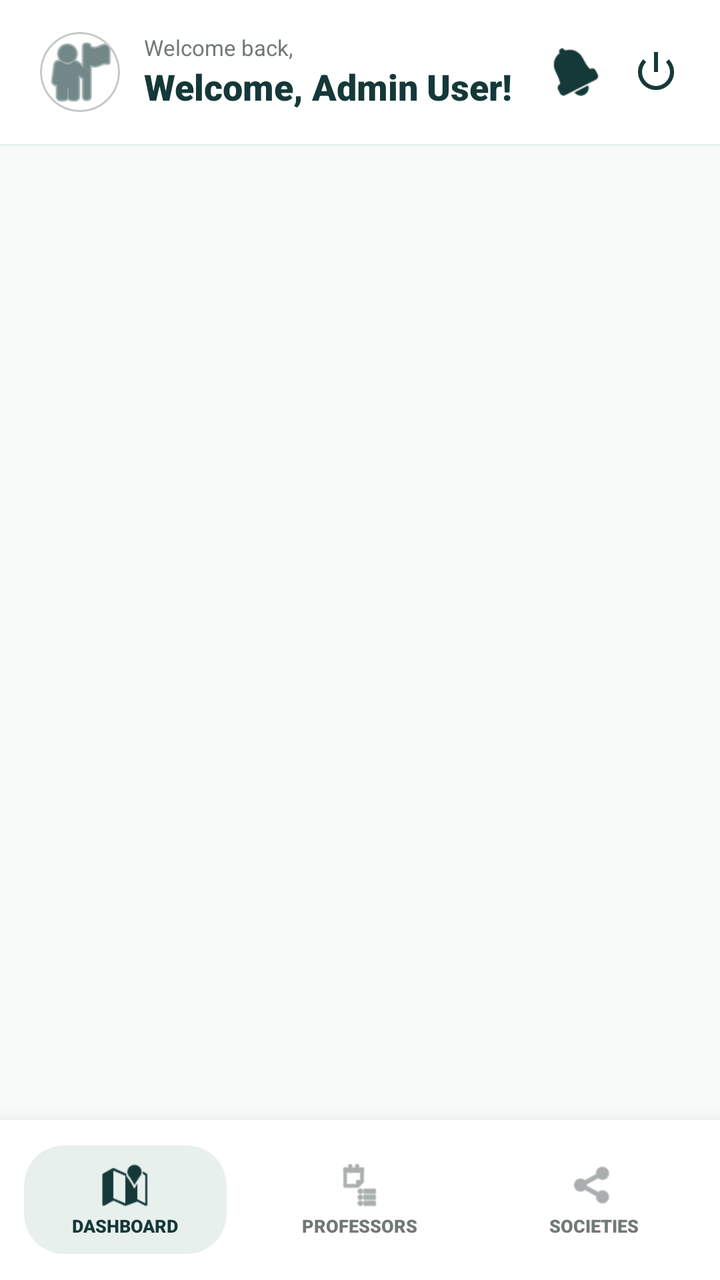
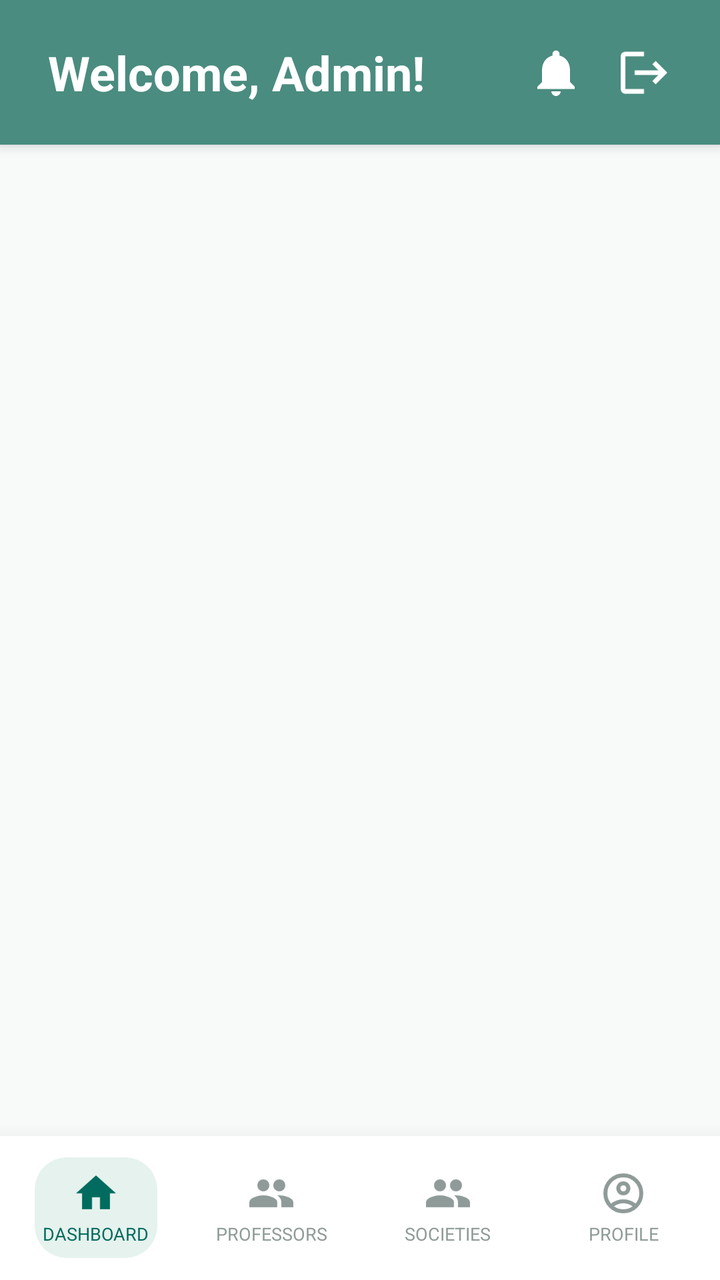

Before-and-after screenshots of an Android layout around one commit, followed by the original layout XML and the change that was made.
<!-- AndroidManifest.xml: application theme Theme.CampusBiome -->
<!-- res/layout/activity_admin_dashboard.xml -->
<?xml version="1.0" encoding="utf-8"?>
    <androidx.drawerlayout.widget.DrawerLayout xmlns:android="http://schemas.android.com/apk/res/android"
    xmlns:app="http://schemas.android.com/apk/res-auto"
    xmlns:tools="http://schemas.android.com/tools"
    android:id="@+id/drawer_layout"
    android:layout_width="match_parent"
    android:layout_height="match_parent"
    android:background="#F8FAFA"
    tools:context=".AdminDashboardActivity">

    <androidx.constraintlayout.widget.ConstraintLayout
        android:id="@+id/main"
        android:layout_width="match_parent"
        android:layout_height="match_parent">

        
        <LinearLayout
            android:id="@+id/topBar"
            android:layout_width="match_parent"
            android:layout_height="72dp"
            android:background="#FFFFFF"
            android:gravity="center_vertical"
            android:orientation="horizontal"
            android:paddingHorizontal="20dp"
            app:layout_constraintTop_toTopOf="parent">

            <com.google.android.material.card.MaterialCardView
                android:id="@+id/cardProfile"
                android:layout_width="40dp"
                android:layout_height="40dp"
                app:cardCornerRadius="20dp"
                app:cardElevation="0dp"
                app:strokeColor="#C1C8C7"
                app:strokeWidth="1dp">
                <ImageView
                    android:id="@+id/ivProfile"
                    android:layout_width="match_parent"
                    android:layout_height="match_parent"
                    android:scaleType="centerCrop"
                    android:src="@android:drawable/ic_menu_myplaces"
                    app:tint="#153838" />
            </com.google.android.material.card.MaterialCardView>

            <LinearLayout
                android:layout_width="0dp"
                android:layout_height="wrap_content"
                android:layout_marginStart="12dp"
                android:layout_weight="1"
                android:orientation="vertical">
                <TextView
                    android:layout_width="wrap_content"
                    android:layout_height="wrap_content"
                    android:text="Welcome back,"
                    android:textColor="#717878"
                    android:textSize="11sp" />
                <TextView
                    android:id="@+id/tvWelcomeUser"
                    android:layout_width="wrap_content"
                    android:layout_height="wrap_content"
                    android:fontFamily="sans-serif-black"
                    android:text="Welcome, Admin User!"
                    android:textColor="#153838"
                    android:textSize="18sp" />
            </LinearLayout>

            <ImageView
                android:id="@+id/btnNotifications"
                android:layout_width="24dp"
                android:layout_height="24dp"
                android:layout_marginEnd="16dp"
                android:background="?attr/selectableItemBackgroundBorderless"
                android:src="@android:drawable/ic_popup_reminder"
                app:tint="#153838" />

            <ImageView
                android:id="@+id/btnLogout"
                android:layout_width="24dp"
                android:layout_height="24dp"
                android:background="?attr/selectableItemBackgroundBorderless"
                android:src="@android:drawable/ic_lock_power_off"
                app:tint="#153838" />
        </LinearLayout>

        <View
            android:id="@+id/divider"
            android:layout_width="match_parent"
            android:layout_height="1dp"
            android:background="#E8F0EE"
            app:layout_constraintTop_toBottomOf="@id/topBar" />

        <FrameLayout
            android:id="@+id/fragment_container"
            android:layout_width="0dp"
            android:layout_height="0dp"
            app:layout_constraintTop_toBottomOf="@id/divider"
            app:layout_constraintBottom_toTopOf="@id/bottomNav"
            app:layout_constraintStart_toStartOf="parent"
            app:layout_constraintEnd_toEndOf="parent" />

        
        <LinearLayout
            android:id="@+id/bottomNav"
            android:layout_width="match_parent"
            android:layout_height="80dp"
            android:background="#FFFFFF"
            android:elevation="16dp"
            android:gravity="center"
            android:orientation="horizontal"
            android:paddingHorizontal="4dp"
            app:layout_constraintBottom_toBottomOf="parent">

            <LinearLayout
                android:id="@+id/navHome"
                android:layout_width="0dp"
                android:layout_height="match_parent"
                android:layout_weight="1"
                android:gravity="center">
                <com.google.android.material.card.MaterialCardView
                    android:id="@+id/navHomeCard"
                    android:layout_width="wrap_content"
                    android:layout_height="wrap_content"
                    app:cardBackgroundColor="#E8F0EE"
                    app:cardCornerRadius="20dp"
                    app:cardElevation="0dp">
                    <LinearLayout
                        android:layout_width="wrap_content"
                        android:layout_height="wrap_content"
                        android:gravity="center"
                        android:orientation="vertical"
                        android:paddingHorizontal="24dp"
                        android:paddingVertical="8dp">
                        <ImageView
                            android:id="@+id/navHomeIcon"
                            android:layout_width="24dp"
                            android:layout_height="24dp"
                            android:src="@android:drawable/ic_dialog_map"
                            app:tint="#153838" />
                        <TextView
                            android:id="@+id/navHomeText"
                            android:layout_width="wrap_content"
                            android:layout_height="wrap_content"
                            android:layout_marginTop="2dp"
                            android:fontFamily="sans-serif-black"
                            android:text="DASHBOARD"
                            android:textColor="#153838"
                            android:textSize="9sp" />
                    </LinearLayout>
                </com.google.android.material.card.MaterialCardView>
            </LinearLayout>

            <LinearLayout
                android:id="@+id/navProfessors"
                android:layout_width="0dp"
                android:layout_height="match_parent"
                android:layout_weight="1"
                android:gravity="center">
                <com.google.android.material.card.MaterialCardView
                    android:id="@+id/navProfessorsCard"
                    android:layout_width="wrap_content"
                    android:layout_height="wrap_content"
                    app:cardBackgroundColor="@android:color/transparent"
                    app:cardCornerRadius="20dp"
                    app:cardElevation="0dp">
                    <LinearLayout
                        android:layout_width="wrap_content"
                        android:layout_height="wrap_content"
                        android:gravity="center"
                        android:orientation="vertical"
                        android:paddingHorizontal="24dp"
                        android:paddingVertical="8dp">
                        <ImageView
                            android:id="@+id/navProfessorsIcon"
                            android:layout_width="24dp"
                            android:layout_height="24dp"
                            android:src="@android:drawable/ic_menu_agenda"
                            app:tint="#717878" />
                        <TextView
                            android:id="@+id/navProfessorsText"
                            android:layout_width="wrap_content"
                            android:layout_height="wrap_content"
                            android:layout_marginTop="2dp"
                            android:fontFamily="sans-serif-black"
                            android:text="PROFESSORS"
                            android:textColor="#717878"
                            android:textSize="9sp" />
                    </LinearLayout>
                </com.google.android.material.card.MaterialCardView>
            </LinearLayout>

            <LinearLayout
                android:id="@+id/navSocieties"
                android:layout_width="0dp"
                android:layout_height="match_parent"
                android:layout_weight="1"
                android:gravity="center">
                <com.google.android.material.card.MaterialCardView
                    android:id="@+id/navSocietiesCard"
                    android:layout_width="wrap_content"
                    android:layout_height="wrap_content"
                    app:cardBackgroundColor="@android:color/transparent"
                    app:cardCornerRadius="20dp"
                    app:cardElevation="0dp">
                    <LinearLayout
                        android:layout_width="wrap_content"
                        android:layout_height="wrap_content"
                        android:gravity="center"
                        android:orientation="vertical"
                        android:paddingHorizontal="24dp"
                        android:paddingVertical="8dp">
                        <ImageView
                            android:id="@+id/navSocietiesIcon"
                            android:layout_width="24dp"
                            android:layout_height="24dp"
                            android:src="@android:drawable/ic_menu_share"
                            app:tint="#717878" />
                        <TextView
                            android:id="@+id/navSocietiesText"
                            android:layout_width="wrap_content"
                            android:layout_height="wrap_content"
                            android:layout_marginTop="2dp"
                            android:fontFamily="sans-serif-black"
                            android:text="SOCIETIES"
                            android:textColor="#717878"
                            android:textSize="9sp" />
                    </LinearLayout>
                </com.google.android.material.card.MaterialCardView>
            </LinearLayout>
        </LinearLayout>
    </androidx.constraintlayout.widget.ConstraintLayout>

</androidx.drawerlayout.widget.DrawerLayout>
<!-- resources referenced by this layout -->
<resources>
  <!-- unchanged entries left out for length: 5 -->
</resources>

<!-- the commit's change to res/layout/activity_admin_dashboard.xml (unified diff, before → after) -->
@@ -14,85 +14,61 @@
         android:layout_height="match_parent">
 
         
-        <LinearLayout
+        <androidx.constraintlayout.widget.ConstraintLayout
             android:id="@+id/topBar"
             android:layout_width="match_parent"
-            android:layout_height="72dp"
-            android:background="#FFFFFF"
-            android:gravity="center_vertical"
-            android:orientation="horizontal"
-            android:paddingHorizontal="20dp"
+            android:layout_height="wrap_content"
+            android:background="@color/primary"
+            android:paddingHorizontal="24dp"
+            android:paddingVertical="20dp"
+            android:elevation="4dp"
             app:layout_constraintTop_toTopOf="parent">
 
-            <com.google.android.material.card.MaterialCardView
-                android:id="@+id/cardProfile"
-                android:layout_width="40dp"
-                android:layout_height="40dp"
-                app:cardCornerRadius="20dp"
-                app:cardElevation="0dp"
-                app:strokeColor="#C1C8C7"
-                app:strokeWidth="1dp">
-                <ImageView
-                    android:id="@+id/ivProfile"
-                    android:layout_width="match_parent"
-                    android:layout_height="match_parent"
-                    android:scaleType="centerCrop"
-                    android:src="@android:drawable/ic_menu_myplaces"
-                    app:tint="#153838" />
-            </com.google.android.material.card.MaterialCardView>
-
-            <LinearLayout
-                android:layout_width="0dp"
+            <TextView
+                android:id="@+id/tvWelcomeUser"
+                android:layout_width="wrap_content"
                 android:layout_height="wrap_content"
-                android:layout_marginStart="12dp"
-                android:layout_weight="1"
-                android:orientation="vertical">
-                <TextView
-                    android:layout_width="wrap_content"
-                    android:layout_height="wrap_content"
-                    android:text="Welcome back,"
-                    android:textColor="#717878"
-                    android:textSize="11sp" />
-                <TextView
-                    android:id="@+id/tvWelcomeUser"
-                    android:layout_width="wrap_content"
-                    android:layout_height="wrap_content"
-                    android:fontFamily="sans-serif-black"
-                    android:text="Welcome, Admin User!"
-                    android:textColor="#153838"
-                    android:textSize="18sp" />
-            </LinearLayout>
+                android:text="Welcome, Admin!"
+                android:textColor="@color/white"
+                android:textSize="24sp"
+                android:textStyle="bold"
+                app:layout_constraintBottom_toBottomOf="parent"
+                app:layout_constraintStart_toStartOf="parent"
+                app:layout_constraintTop_toTopOf="parent" />
 
             <ImageView
                 android:id="@+id/btnNotifications"
-                android:layout_width="24dp"
-                android:layout_height="24dp"
+                android:layout_width="28dp"
+                android:layout_height="28dp"
                 android:layout_marginEnd="16dp"
                 android:background="?attr/selectableItemBackgroundBorderless"
-                android:src="@android:drawable/ic_popup_reminder"
-                app:tint="#153838" />
+                android:clickable="true"
+                android:focusable="true"
+                android:src="@drawable/ic_notifications"
+                app:tint="@color/white"
+                app:layout_constraintBottom_toBottomOf="parent"
+                app:layout_constraintEnd_toStartOf="@id/btnLogout"
+                app:layout_constraintTop_toTopOf="parent" />
 
             <ImageView
                 android:id="@+id/btnLogout"
-                android:layout_width="24dp"
-                android:layout_height="24dp"
+                android:layout_width="28dp"
+                android:layout_height="28dp"
                 android:background="?attr/selectableItemBackgroundBorderless"
-                android:src="@android:drawable/ic_lock_power_off"
-                app:tint="#153838" />
-        </LinearLayout>
-
-        <View
-            android:id="@+id/divider"
-            android:layout_width="match_parent"
-            android:layout_height="1dp"
-            android:background="#E8F0EE"
-            app:layout_constraintTop_toBottomOf="@id/topBar" />
+                android:clickable="true"
+                android:focusable="true"
+                android:src="@drawable/ic_logout"
+                app:tint="@color/white"
+                app:layout_constraintBottom_toBottomOf="parent"
+                app:layout_constraintEnd_toEndOf="parent"
+                app:layout_constraintTop_toTopOf="parent" />
+        </androidx.constraintlayout.widget.ConstraintLayout>
 
         <FrameLayout
             android:id="@+id/fragment_container"
             android:layout_width="0dp"
             android:layout_height="0dp"
-            app:layout_constraintTop_toBottomOf="@id/divider"
+            app:layout_constraintTop_toBottomOf="@id/topBar"
             app:layout_constraintBottom_toTopOf="@id/bottomNav"
             app:layout_constraintStart_toStartOf="parent"
             app:layout_constraintEnd_toEndOf="parent" />
@@ -101,7 +77,7 @@
         <LinearLayout
             android:id="@+id/bottomNav"
             android:layout_width="match_parent"
-            android:layout_height="80dp"
+            android:layout_height="72dp"
             android:background="#FFFFFF"
             android:elevation="16dp"
             android:gravity="center"
@@ -109,6 +85,7 @@
             android:paddingHorizontal="4dp"
             app:layout_constraintBottom_toBottomOf="parent">
 
+            
             <LinearLayout
                 android:id="@+id/navHome"
                 android:layout_width="0dp"
@@ -119,35 +96,36 @@
                     android:id="@+id/navHomeCard"
                     android:layout_width="wrap_content"
                     android:layout_height="wrap_content"
-                    app:cardBackgroundColor="#E8F0EE"
-                    app:cardCornerRadius="20dp"
-                    app:cardElevation="0dp">
-                    <LinearLayout
-                        android:layout_width="wrap_content"
-                        android:layout_height="wrap_content"
-                        android:gravity="center"
-                        android:orientation="vertical"
-                        android:paddingHorizontal="24dp"
-                        android:paddingVertical="8dp">
+                    app:cardBackgroundColor="#E6F2ED"
+                    app:cardCornerRadius="16dp"
+                    app:cardElevation="0dp">
+                    <LinearLayout
+                        android:layout_width="wrap_content"
+                        android:layout_height="wrap_content"
+                        android:gravity="center"
+                        android:orientation="vertical"
+                        android:paddingHorizontal="4dp"
+                        android:paddingVertical="6dp">
                         <ImageView
                             android:id="@+id/navHomeIcon"
                             android:layout_width="24dp"
                             android:layout_height="24dp"
-                            android:src="@android:drawable/ic_dialog_map"
-                            app:tint="#153838" />
+                            android:src="@drawable/ic_home"
+                            app:tint="#006B5E" />
                         <TextView
                             android:id="@+id/navHomeText"
                             android:layout_width="wrap_content"
                             android:layout_height="wrap_content"
                             android:layout_marginTop="2dp"
-                            android:fontFamily="sans-serif-black"
+                            android:fontFamily="sans-serif-bold"
                             android:text="DASHBOARD"
-                            android:textColor="#153838"
-                            android:textSize="9sp" />
-                    </LinearLayout>
-                </com.google.android.material.card.MaterialCardView>
-            </LinearLayout>
-
+                            android:textColor="#006B5E"
+                            android:textSize="9sp" />
+                    </LinearLayout>
+                </com.google.android.material.card.MaterialCardView>
+            </LinearLayout>
+
+            
             <LinearLayout
                 android:id="@+id/navProfessors"
                 android:layout_width="0dp"
@@ -159,34 +137,35 @@
                     android:layout_width="wrap_content"
                     android:layout_height="wrap_content"
                     app:cardBackgroundColor="@android:color/transparent"
-                    app:cardCornerRadius="20dp"
-                    app:cardElevation="0dp">
-                    <LinearLayout
-                        android:layout_width="wrap_content"
-                        android:layout_height="wrap_content"
-                        android:gravity="center"
-                        android:orientation="vertical"
-                        android:paddingHorizontal="24dp"
-                        android:paddingVertical="8dp">
+                    app:cardCornerRadius="16dp"
+                    app:cardElevation="0dp">
+                    <LinearLayout
+                        android:layout_width="wrap_content"
+                        android:layout_height="wrap_content"
+                        android:gravity="center"
+                        android:orientation="vertical"
+                        android:paddingHorizontal="4dp"
+                        android:paddingVertical="6dp">
                         <ImageView
                             android:id="@+id/navProfessorsIcon"
                             android:layout_width="24dp"
                             android:layout_height="24dp"
-                            android:src="@android:drawable/ic_menu_agenda"
-                            app:tint="#717878" />
+                            android:src="@drawable/ic_faculty"
+                            app:tint="#8F9B99" />
                         <TextView
                             android:id="@+id/navProfessorsText"
                             android:layout_width="wrap_content"
                             android:layout_height="wrap_content"
                             android:layout_marginTop="2dp"
-                            android:fontFamily="sans-serif-black"
+                            android:fontFamily="sans-serif-bold"
                             android:text="PROFESSORS"
-                            android:textColor="#717878"
-                            android:textSize="9sp" />
-                    </LinearLayout>
-                </com.google.android.material.card.MaterialCardView>
-            </LinearLayout>
-
+                            android:textColor="#8F9B99"
+                            android:textSize="9sp" />
+                    </LinearLayout>
+                </com.google.android.material.card.MaterialCardView>
+            </LinearLayout>
+
+            
             <LinearLayout
                 android:id="@+id/navSocieties"
                 android:layout_width="0dp"
@@ -198,29 +177,69 @@
                     android:layout_width="wrap_content"
                     android:layout_height="wrap_content"
                     app:cardBackgroundColor="@android:color/transparent"
-                    app:cardCornerRadius="20dp"
-                    app:cardElevation="0dp">
-                    <LinearLayout
-                        android:layout_width="wrap_content"
-                        android:layout_height="wrap_content"
-                        android:gravity="center"
-                        android:orientation="vertical"
-                        android:paddingHorizontal="24dp"
-                        android:paddingVertical="8dp">
+                    app:cardCornerRadius="16dp"
+                    app:cardElevation="0dp">
+                    <LinearLayout
+                        android:layout_width="wrap_content"
+                        android:layout_height="wrap_content"
+                        android:gravity="center"
+                        android:orientation="vertical"
+                        android:paddingHorizontal="4dp"
+                        android:paddingVertical="6dp">
                         <ImageView
                             android:id="@+id/navSocietiesIcon"
                             android:layout_width="24dp"
                             android:layout_height="24dp"
-                            android:src="@android:drawable/ic_menu_share"
-                            app:tint="#717878" />
+                            android:src="@drawable/ic_societies"
+                            app:tint="#8F9B99" />
                         <TextView
                             android:id="@+id/navSocietiesText"
                             android:layout_width="wrap_content"
                             android:layout_height="wrap_content"
                             android:layout_marginTop="2dp"
-                            android:fontFamily="sans-serif-black"
+                            android:fontFamily="sans-serif-bold"
                             android:text="SOCIETIES"
-                            android:textColor="#717878"
+                            android:textColor="#8F9B99"
+                            android:textSize="9sp" />
+                    </LinearLayout>
+                </com.google.android.material.card.MaterialCardView>
+            </LinearLayout>
+
+            
+            <LinearLayout
+                android:id="@+id/navProfile"
+                android:layout_width="0dp"
+                android:layout_height="match_parent"
+                android:layout_weight="1"
+                android:gravity="center">
+                <com.google.android.material.card.MaterialCardView
+                    android:id="@+id/navProfileCard"
+                    android:layout_width="wrap_content"
+                    android:layout_height="wrap_content"
+                    app:cardBackgroundColor="@android:color/transparent"
+                    app:cardCornerRadius="16dp"
+                    app:cardElevation="0dp">
+                    <LinearLayout
+                        android:layout_width="wrap_content"
+                        android:layout_height="wrap_content"
+                        android:gravity="center"
+                        android:orientation="vertical"
+                        android:paddingHorizontal="4dp"
+                        android:paddingVertical="6dp">
+                        <ImageView
+                            android:id="@+id/navProfileIcon"
+                            android:layout_width="24dp"
+                            android:layout_height="24dp"
+                            android:src="@drawable/ic_profile"
+                            app:tint="#8F9B99" />
+                        <TextView
+                            android:id="@+id/navProfileText"
+                            android:layout_width="wrap_content"
+                            android:layout_height="wrap_content"
+                            android:layout_marginTop="2dp"
+                            android:fontFamily="sans-serif-bold"
+                            android:text="PROFILE"
+                            android:textColor="#8F9B99"
                             android:textSize="9sp" />
                     </LinearLayout>
                 </com.google.android.material.card.MaterialCardView>
<!-- resource entries referenced after the edit -->
@@ -1,5 +1,62 @@
 <!-- resources referenced by this layout -->
 <resources>
+  <color name="white">#FFFFFFFF</color>
+  <!-- drawable ic_faculty (drawable) -->
+  <vector xmlns:android="http://schemas.android.com/apk/res/android"
+      android:width="24dp"
+      android:height="24dp"
+      android:viewportWidth="24"
+      android:viewportHeight="24"
+      android:tint="#000000">
+      <path
+          android:fillColor="@android:color/white"
+          android:pathData="M16,11c1.66,0 2.99,-1.34 2.99,-3S17.66,5 16,5s-3,1.34 -3,3 1.34,3 3,3zM8,11c1.66,0 2.99,-1.34 2.99,-3S9.66,5 8,5 5,6.34 5,8s1.34,3 3,3zM8,13c-2.33,0 -7,1.17 -7,3.5V19h14v-2.5c0,-2.33 -4.67,-3.5 -7,-3.5zM16,13c-0.29,0 -0.62,0.02 -0.97,0.05 1.16,0.84 1.97,1.97 1.97,3.45V19h6v-2.5c0,-2.33 -4.67,-3.5 -7,-3.5z"/>
+  </vector>
+  <!-- drawable ic_home (drawable) -->
+  <vector xmlns:android="http://schemas.android.com/apk/res/android"
+      android:width="24dp"
+      android:height="24dp"
+      android:viewportWidth="24"
+      android:viewportHeight="24"
+      android:tint="#000000">
+      <path
+          android:fillColor="@android:color/white"
+          android:pathData="M10,20v-6h4v6h5v-8h3L12,3 2,12h3v8z"/>
+  </vector>
+  <!-- drawable ic_logout (drawable) -->
+  <vector xmlns:android="http://schemas.android.com/apk/res/android" android:autoMirrored="true" android:height="24dp" android:tint="#000000" android:viewportHeight="24" android:viewportWidth="24" android:width="24dp">
+  
+      <path android:fillColor="@android:color/white" android:pathData="M17,7l-1.41,1.41L18.17,11H8v2h10.17l-2.58,2.58L17,17l5,-5zM4,5h8V3H4c-1.1,0 -2,0.9 -2,2v14c0,1.1 0.9,2 2,2h8v-2H4V5z"/>
+  
+  </vector>
+  <!-- drawable ic_notifications (drawable) -->
+  <vector xmlns:android="http://schemas.android.com/apk/res/android"
+      android:width="24dp"
+      android:height="24dp"
+      android:viewportWidth="24"
+      android:viewportHeight="24"
+      android:tint="#000000">
+      <path
+          android:fillColor="@android:color/white"
+          android:pathData="M12,22c1.1,0 2,-0.9 2,-2h-4c0,1.1 0.9,2 2,2zM18,16v-5c0,-3.07 -1.63,-5.64 -4.5,-6.32V4c0,-0.83 -0.67,-1.5 -1.5,-1.5s-1.5,0.67 -1.5,1.5v0.68C7.64,5.36 6,7.92 6,11v5l-2,2v1h16v-1l-2,-2z"/>
+  </vector>
+  <!-- drawable ic_profile (drawable) -->
+  <vector xmlns:android="http://schemas.android.com/apk/res/android" android:height="24dp" android:tint="#000000" android:viewportHeight="960" android:viewportWidth="960" android:width="24dp">
+  
+      <path android:fillColor="@android:color/white" android:pathData="M234,684Q285,645 348,622.5Q411,600 480,600Q549,600 612,622.5Q675,645 726,684Q761,643 780.5,591Q800,539 800,480Q800,347 706.5,253.5Q613,160 480,160Q347,160 253.5,253.5Q160,347 160,480Q160,539 179.5,591Q199,643 234,684ZM380.5,479.5Q340,439 340,380Q340,321 380.5,280.5Q421,240 480,240Q539,240 579.5,280.5Q620,321 620,380Q620,439 579.5,479.5Q539,520 480,520Q421,520 380.5,479.5ZM480,880Q397,880 324,848.5Q251,817 197,763Q143,709 111.5,636Q80,563 80,480Q80,397 111.5,324Q143,251 197,197Q251,143 324,111.5Q397,80 480,80Q563,80 636,111.5Q709,143 763,197Q817,251 848.5,324Q880,397 880,480Q880,563 848.5,636Q817,709 763,763Q709,817 636,848.5Q563,880 480,880ZM580,784.5Q627,769 666,740Q627,711 580,695.5Q533,680 480,680Q427,680 380,695.5Q333,711 294,740Q333,769 380,784.5Q427,800 480,800Q533,800 580,784.5ZM523,423Q540,406 540,380Q540,354 523,337Q506,320 480,320Q454,320 437,337Q420,354 420,380Q420,406 437,423Q454,440 480,440Q506,440 523,423ZM480,380Q480,380 480,380Q480,380 480,380Q480,380 480,380Q480,380 480,380Q480,380 480,380Q480,380 480,380Q480,380 480,380Q480,380 480,380ZM480,740Q480,740 480,740Q480,740 480,740Q480,740 480,740Q480,740 480,740Q480,740 480,740Q480,740 480,740Q480,740 480,740Q480,740 480,740Z"/>
+  
+  </vector>
+  <!-- drawable ic_societies (drawable) -->
+  <vector xmlns:android="http://schemas.android.com/apk/res/android"
+      android:width="24dp"
+      android:height="24dp"
+      android:viewportWidth="24"
+      android:viewportHeight="24"
+      android:tint="#000000">
+      <path
+          android:fillColor="@android:color/white"
+          android:pathData="M16,11c1.66,0 2.99,-1.34 2.99,-3S17.66,5 16,5s-3,1.34 -3,3 1.34,3 3,3zM8,11c1.66,0 2.99,-1.34 2.99,-3S9.66,5 8,5 5,6.34 5,8s1.34,3 3,3zM8,13c-2.33,0 -7,1.17 -7,3.5V19h14v-2.5c0,-2.33 -4.67,-3.5 -7,-3.5zM16,13c-0.29,0 -0.62,0.02 -0.97,0.05 1.16,0.84 1.97,1.97 1.97,3.45V19h6v-2.5c0,-2.33 -4.67,-3.5 -7,-3.5z"/>
+  </vector>
   <!-- unchanged entries left out for length: 5 -->
 </resources>
 
